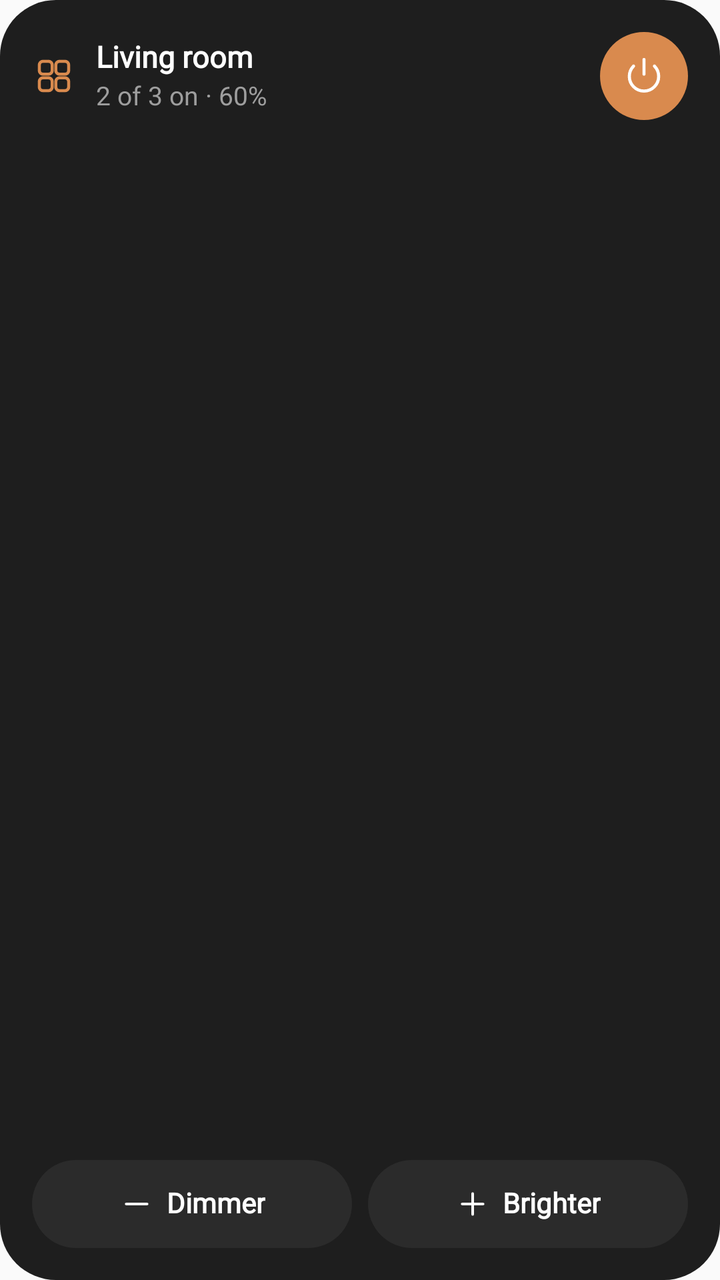
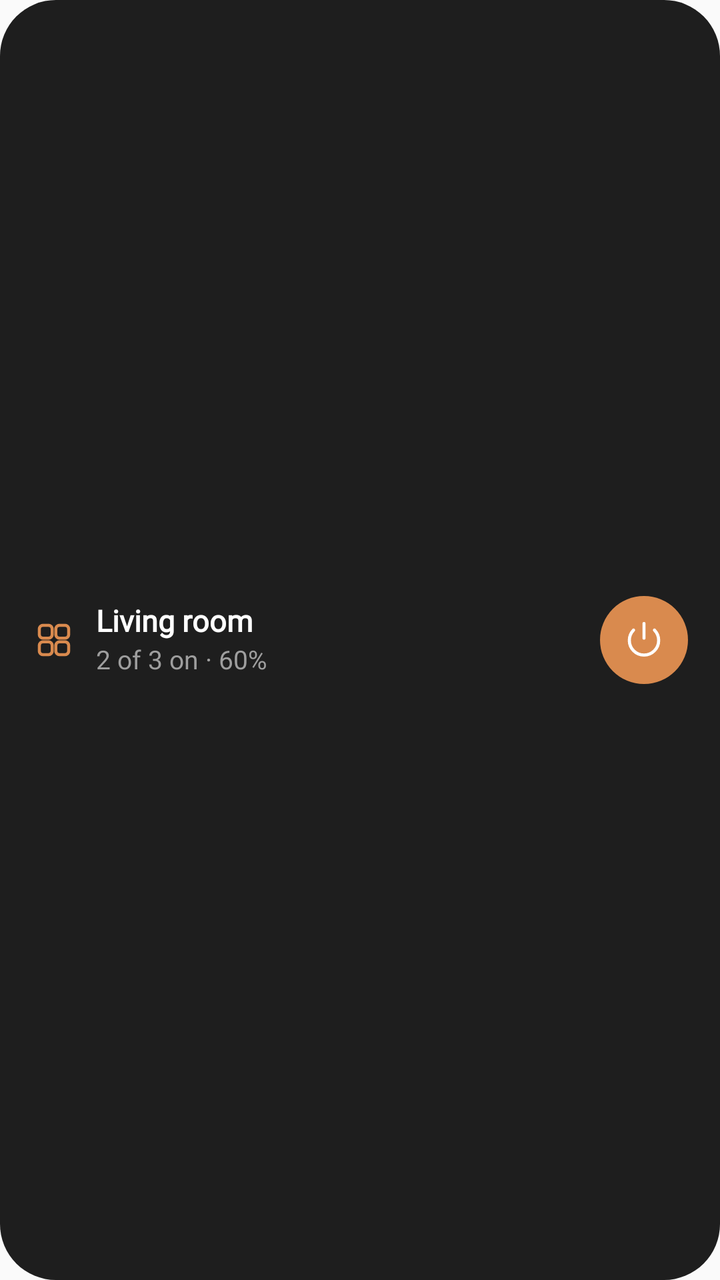

Before-and-after screenshots of an Android layout around one commit, followed by the original layout XML and the change that was made.
<!-- AndroidManifest.xml: application theme AppTheme -->
<!-- res/layout/wgp_room.xml -->
<?xml version="1.0" encoding="utf-8"?>
<FrameLayout xmlns:android="http://schemas.android.com/apk/res/android"
    android:id="@android:id/background"
    android:layout_width="match_parent"
    android:layout_height="match_parent">
    <ImageView android:layout_width="match_parent" android:layout_height="match_parent" android:scaleType="fitXY" android:src="@drawable/wg_card" android:tint="#1E1E1E" android:importantForAccessibility="no" />
    <LinearLayout android:layout_width="match_parent" android:layout_height="match_parent" android:orientation="vertical" android:padding="16dp">
<LinearLayout android:layout_width="match_parent" android:layout_height="wrap_content" android:gravity="center_vertical" android:orientation="horizontal">
      <ImageView android:layout_width="22dp" android:layout_height="22dp" android:layout_marginEnd="10dp" android:src="@drawable/wi_grid" android:tint="#D98A4E" />
      <LinearLayout android:layout_width="0dp" android:layout_height="wrap_content" android:layout_weight="1" android:orientation="vertical">
        <TextView style="@style/WgText.Bold" android:layout_width="wrap_content" android:layout_height="wrap_content" android:text="Living room" android:textColor="#FFFFFF" android:textSize="15sp" /><LinearLayout android:layout_width="wrap_content" android:layout_height="wrap_content" android:layout_marginTop="3dp" android:orientation="horizontal"><TextView style="@style/WgText" android:layout_width="wrap_content" android:layout_height="wrap_content" android:text="2 of 3 on · 60%" android:textColor="#9E9E9E" android:textSize="13sp" /></LinearLayout></LinearLayout><FrameLayout android:layout_width="44dp" android:layout_height="44dp" android:layout_marginStart="8dp">
          <ImageView android:layout_width="match_parent" android:layout_height="match_parent" android:src="@drawable/wg_dot" android:tint="#D98A4E" />
          <ImageView android:layout_width="22dp" android:layout_height="22dp" android:layout_gravity="center" android:src="@drawable/wi_power" android:tint="#FFFFFF" /></FrameLayout></LinearLayout><FrameLayout android:layout_width="0dp" android:layout_height="0dp" android:layout_weight="1" /><LinearLayout android:layout_width="match_parent" android:layout_height="44dp" android:gravity="center_vertical" android:orientation="horizontal"><FrameLayout android:layout_width="0dp" android:layout_weight="1" android:layout_height="match_parent">
      <ImageView android:layout_width="match_parent" android:layout_height="match_parent" android:scaleType="fitXY" android:src="@drawable/wg_pill" android:tint="#2B2B2B" />
      <LinearLayout android:layout_width="wrap_content" android:layout_height="wrap_content" android:layout_gravity="center" android:gravity="center_vertical" android:orientation="horizontal" android:paddingStart="10dp" android:paddingEnd="10dp">
        <ImageView android:layout_width="18dp" android:layout_height="18dp" android:layout_marginEnd="6dp" android:src="@drawable/wi_minus" android:tint="#FFFFFF" /><TextView style="@style/WgText.Bold" android:layout_width="wrap_content" android:layout_height="wrap_content" android:text="Dimmer" android:textColor="#FFFFFF" android:textSize="14sp" /></LinearLayout></FrameLayout><FrameLayout android:layout_width="8dp" android:layout_height="8dp" /><FrameLayout android:layout_width="0dp" android:layout_weight="1" android:layout_height="match_parent">
      <ImageView android:layout_width="match_parent" android:layout_height="match_parent" android:scaleType="fitXY" android:src="@drawable/wg_pill" android:tint="#2B2B2B" />
      <LinearLayout android:layout_width="wrap_content" android:layout_height="wrap_content" android:layout_gravity="center" android:gravity="center_vertical" android:orientation="horizontal" android:paddingStart="10dp" android:paddingEnd="10dp">
        <ImageView android:layout_width="18dp" android:layout_height="18dp" android:layout_marginEnd="6dp" android:src="@drawable/wi_plus" android:tint="#FFFFFF" /><TextView style="@style/WgText.Bold" android:layout_width="wrap_content" android:layout_height="wrap_content" android:text="Brighter" android:textColor="#FFFFFF" android:textSize="14sp" /></LinearLayout></FrameLayout></LinearLayout>
    </LinearLayout>
</FrameLayout>
<!-- resources referenced by this layout -->
<resources>
  <!-- drawable wg_card (drawable) -->
  <?xml version="1.0" encoding="utf-8"?>
  <shape xmlns:android="http://schemas.android.com/apk/res/android" android:shape="rectangle">
      <solid android:color="#FFFFFFFF" />
      <corners android:radius="28dp" />
  </shape>
  <!-- drawable wg_dot (drawable) -->
  <?xml version="1.0" encoding="utf-8"?>
  <shape xmlns:android="http://schemas.android.com/apk/res/android" android:shape="oval">
      <solid android:color="#FFFFFFFF" />
  </shape>
  <!-- drawable wg_pill (drawable) -->
  <?xml version="1.0" encoding="utf-8"?>
  <shape xmlns:android="http://schemas.android.com/apk/res/android" android:shape="rectangle">
      <solid android:color="#FFFFFFFF" />
      <corners android:radius="999dp" />
  </shape>
  <!-- drawable wi_minus (drawable) -->
  <?xml version="1.0" encoding="utf-8"?>
  <vector xmlns:android="http://schemas.android.com/apk/res/android" android:width="24dp" android:height="24dp"
      android:viewportWidth="24" android:viewportHeight="24">
      <path android:strokeColor="#FFFFFFFF" android:strokeWidth="1.7" android:strokeLineCap="round" android:strokeLineJoin="round" android:fillColor="#00000000"
          android:pathData="M5 12h14" />
  </vector>
  <!-- drawable wi_plus (drawable) -->
  <?xml version="1.0" encoding="utf-8"?>
  <vector xmlns:android="http://schemas.android.com/apk/res/android" android:width="24dp" android:height="24dp"
      android:viewportWidth="24" android:viewportHeight="24">
      <path android:strokeColor="#FFFFFFFF" android:strokeWidth="1.7" android:strokeLineCap="round" android:strokeLineJoin="round" android:fillColor="#00000000"
          android:pathData="M12 5v14M5 12h14" />
  </vector>
  <!-- drawable wi_power (drawable) -->
  <?xml version="1.0" encoding="utf-8"?>
  <vector xmlns:android="http://schemas.android.com/apk/res/android" android:width="24dp" android:height="24dp"
      android:viewportWidth="24" android:viewportHeight="24">
      <path android:strokeColor="#FFFFFFFF" android:strokeWidth="1.7" android:strokeLineCap="round" android:strokeLineJoin="round" android:fillColor="#00000000"
          android:pathData="M12 3v8" />
      <path android:strokeColor="#FFFFFFFF" android:strokeWidth="1.7" android:strokeLineCap="round" android:strokeLineJoin="round" android:fillColor="#00000000"
          android:pathData="M6.3 6.6a8 8 0 1 0 11.4 0" />
  </vector>
  <style name="WgText">
          <item name="android:fontFamily">sans-serif</item>
          <item name="android:includeFontPadding">false</item>
          <item name="android:singleLine">true</item>
          <item name="android:ellipsize">end</item>
      </style>
  <style name="WgText.Bold">
          <item name="android:textStyle">bold</item>
      </style>
  <style name="AppTheme" parent="Theme.AppCompat.Light.DarkActionBar">
          
          <item name="colorPrimary">@color/colorPrimary</item>
          <item name="colorPrimaryDark">@color/colorPrimaryDark</item>
          <item name="colorAccent">@color/colorAccent</item>
      </style>
  <!-- unchanged entries left out for length: 1 -->
</resources>

<!-- the commit's change to res/layout/wgp_room.xml (unified diff, before → after) -->
@@ -4,18 +4,12 @@
     android:layout_width="match_parent"
     android:layout_height="match_parent">
     <ImageView android:layout_width="match_parent" android:layout_height="match_parent" android:scaleType="fitXY" android:src="@drawable/wg_card" android:tint="#1E1E1E" android:importantForAccessibility="no" />
-    <LinearLayout android:layout_width="match_parent" android:layout_height="match_parent" android:orientation="vertical" android:padding="16dp">
+    <LinearLayout android:layout_width="match_parent" android:layout_height="match_parent" android:orientation="vertical" android:gravity="center_vertical" android:padding="16dp">
 <LinearLayout android:layout_width="match_parent" android:layout_height="wrap_content" android:gravity="center_vertical" android:orientation="horizontal">
       <ImageView android:layout_width="22dp" android:layout_height="22dp" android:layout_marginEnd="10dp" android:src="@drawable/wi_grid" android:tint="#D98A4E" />
       <LinearLayout android:layout_width="0dp" android:layout_height="wrap_content" android:layout_weight="1" android:orientation="vertical">
         <TextView style="@style/WgText.Bold" android:layout_width="wrap_content" android:layout_height="wrap_content" android:text="Living room" android:textColor="#FFFFFF" android:textSize="15sp" /><LinearLayout android:layout_width="wrap_content" android:layout_height="wrap_content" android:layout_marginTop="3dp" android:orientation="horizontal"><TextView style="@style/WgText" android:layout_width="wrap_content" android:layout_height="wrap_content" android:text="2 of 3 on · 60%" android:textColor="#9E9E9E" android:textSize="13sp" /></LinearLayout></LinearLayout><FrameLayout android:layout_width="44dp" android:layout_height="44dp" android:layout_marginStart="8dp">
           <ImageView android:layout_width="match_parent" android:layout_height="match_parent" android:src="@drawable/wg_dot" android:tint="#D98A4E" />
-          <ImageView android:layout_width="22dp" android:layout_height="22dp" android:layout_gravity="center" android:src="@drawable/wi_power" android:tint="#FFFFFF" /></FrameLayout></LinearLayout><FrameLayout android:layout_width="0dp" android:layout_height="0dp" android:layout_weight="1" /><LinearLayout android:layout_width="match_parent" android:layout_height="44dp" android:gravity="center_vertical" android:orientation="horizontal"><FrameLayout android:layout_width="0dp" android:layout_weight="1" android:layout_height="match_parent">
-      <ImageView android:layout_width="match_parent" android:layout_height="match_parent" android:scaleType="fitXY" android:src="@drawable/wg_pill" android:tint="#2B2B2B" />
-      <LinearLayout android:layout_width="wrap_content" android:layout_height="wrap_content" android:layout_gravity="center" android:gravity="center_vertical" android:orientation="horizontal" android:paddingStart="10dp" android:paddingEnd="10dp">
-        <ImageView android:layout_width="18dp" android:layout_height="18dp" android:layout_marginEnd="6dp" android:src="@drawable/wi_minus" android:tint="#FFFFFF" /><TextView style="@style/WgText.Bold" android:layout_width="wrap_content" android:layout_height="wrap_content" android:text="Dimmer" android:textColor="#FFFFFF" android:textSize="14sp" /></LinearLayout></FrameLayout><FrameLayout android:layout_width="8dp" android:layout_height="8dp" /><FrameLayout android:layout_width="0dp" android:layout_weight="1" android:layout_height="match_parent">
-      <ImageView android:layout_width="match_parent" android:layout_height="match_parent" android:scaleType="fitXY" android:src="@drawable/wg_pill" android:tint="#2B2B2B" />
-      <LinearLayout android:layout_width="wrap_content" android:layout_height="wrap_content" android:layout_gravity="center" android:gravity="center_vertical" android:orientation="horizontal" android:paddingStart="10dp" android:paddingEnd="10dp">
-        <ImageView android:layout_width="18dp" android:layout_height="18dp" android:layout_marginEnd="6dp" android:src="@drawable/wi_plus" android:tint="#FFFFFF" /><TextView style="@style/WgText.Bold" android:layout_width="wrap_content" android:layout_height="wrap_content" android:text="Brighter" android:textColor="#FFFFFF" android:textSize="14sp" /></LinearLayout></FrameLayout></LinearLayout>
+          <ImageView android:layout_width="22dp" android:layout_height="22dp" android:layout_gravity="center" android:src="@drawable/wi_power" android:tint="#FFFFFF" /></FrameLayout></LinearLayout>
     </LinearLayout>
 </FrameLayout>
<!-- resource entries referenced after the edit -->
@@ -11,26 +11,6 @@
   <shape xmlns:android="http://schemas.android.com/apk/res/android" android:shape="oval">
       <solid android:color="#FFFFFFFF" />
   </shape>
-  <!-- drawable wg_pill (drawable) -->
-  <?xml version="1.0" encoding="utf-8"?>
-  <shape xmlns:android="http://schemas.android.com/apk/res/android" android:shape="rectangle">
-      <solid android:color="#FFFFFFFF" />
-      <corners android:radius="999dp" />
-  </shape>
-  <!-- drawable wi_minus (drawable) -->
-  <?xml version="1.0" encoding="utf-8"?>
-  <vector xmlns:android="http://schemas.android.com/apk/res/android" android:width="24dp" android:height="24dp"
-      android:viewportWidth="24" android:viewportHeight="24">
-      <path android:strokeColor="#FFFFFFFF" android:strokeWidth="1.7" android:strokeLineCap="round" android:strokeLineJoin="round" android:fillColor="#00000000"
-          android:pathData="M5 12h14" />
-  </vector>
-  <!-- drawable wi_plus (drawable) -->
-  <?xml version="1.0" encoding="utf-8"?>
-  <vector xmlns:android="http://schemas.android.com/apk/res/android" android:width="24dp" android:height="24dp"
-      android:viewportWidth="24" android:viewportHeight="24">
-      <path android:strokeColor="#FFFFFFFF" android:strokeWidth="1.7" android:strokeLineCap="round" android:strokeLineJoin="round" android:fillColor="#00000000"
-          android:pathData="M12 5v14M5 12h14" />
-  </vector>
   <!-- drawable wi_power (drawable) -->
   <?xml version="1.0" encoding="utf-8"?>
   <vector xmlns:android="http://schemas.android.com/apk/res/android" android:width="24dp" android:height="24dp"
